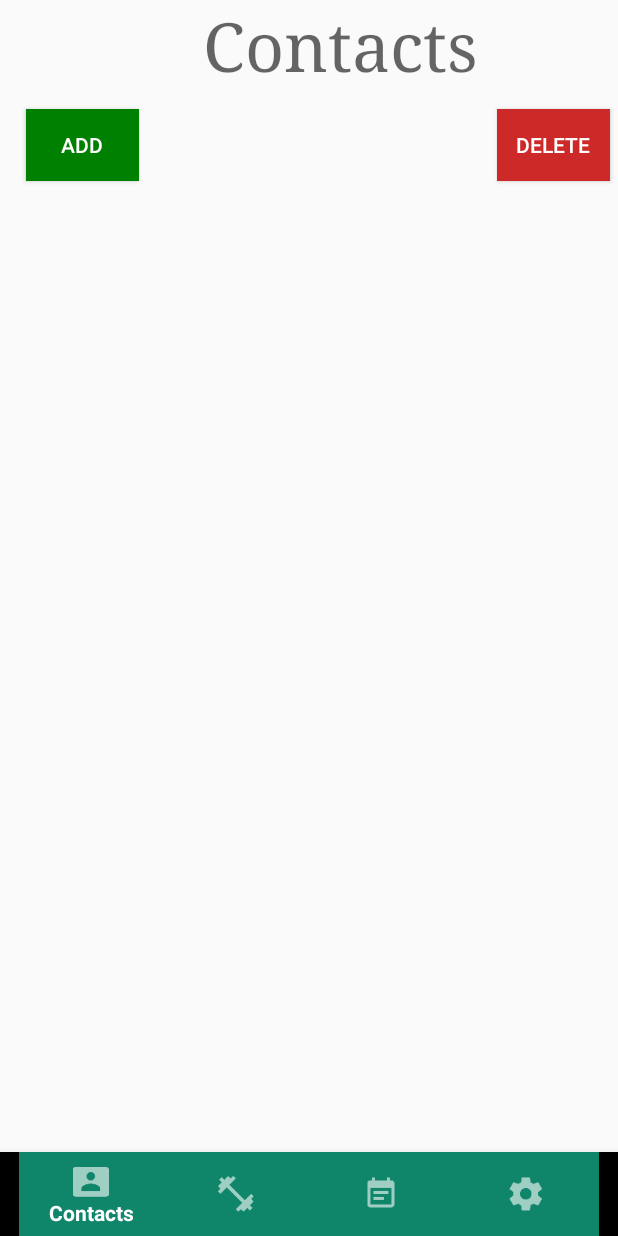
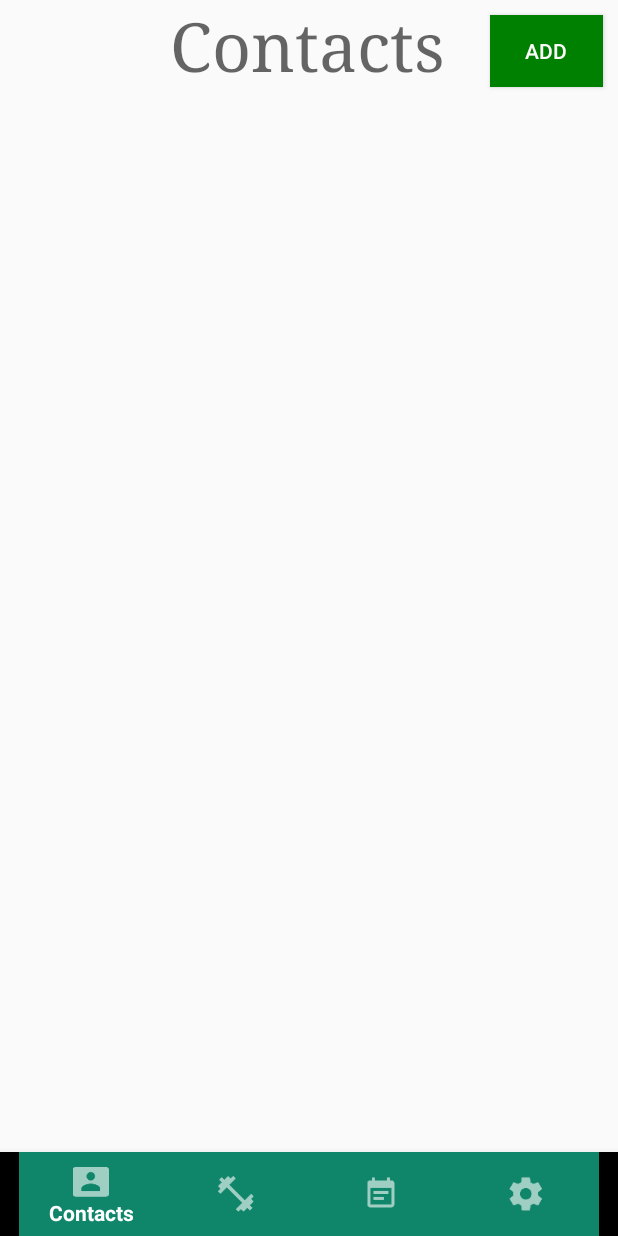
Before and after one commit to clicket7/FiTAbs, an Android app: the screen it shows after launch (ContactsActivity), on a phone screen of 412 x 824 dp. Run offline under Robolectric (Android 15) with nearby library versions, the phone set to English and light mode, and no system bars.

Commit message:
Design updated - version 2!

```diff
--- a/app/src/main/res/layout/activity_contacts.xml
+++ b/app/src/main/res/layout/activity_contacts.xml
@@ -4,6 +4,7 @@
     xmlns:app="http://schemas.android.com/apk/res-auto"
     android:layout_height="match_parent"
     android:weightSum="1">
+
     <TextView
         android:id="@+id/textView"
         android:layout_width="185dp"
@@ -14,7 +15,8 @@
         android:layout_marginLeft="5dp"
         android:layout_marginRight="5dp"
         android:layout_alignParentTop="true"
-        android:layout_toStartOf="@+id/button2" />
+        android:layout_centerHorizontal="true"/>
+
     <ListView
         android:id="@+id/contacts"
         android:layout_width="match_parent"
@@ -23,6 +25,7 @@
         android:layout_below="@+id/button"
         android:layout_alignParentStart="true"
         android:layout_marginTop="13dp" />
+
     <android.support.design.widget.BottomNavigationView
         android:id="@+id/bottom_navigation"
         android:layout_width="match_parent"
@@ -35,6 +38,7 @@
         app:layout_constraintBottom_toBottomOf="parent"
         android:layout_marginBottom="0dp">
     </android.support.design.widget.BottomNavigationView>
+
     <Button
         android:id="@+id/button"
         android:layout_width="75dp"
@@ -45,21 +49,7 @@
         android:layout_marginRight="5dp"
         android:textColor="#FFFFFF"
         android:background="#008000"
-        android:layout_alignBaseline="@+id/button2"
-        android:layout_alignBottom="@+id/button2"
-        android:layout_alignParentStart="true"
-        android:layout_marginStart="17dp" />
-    <Button
-        android:id="@+id/button2"
-        android:layout_width="75dp"
-        android:layout_height="wrap_content"
-        android:onClick="deleteContact"
-        android:text="@string/delete"
-        android:textColor="#FFFFFF"
-        android:background="#CE2929"
-        android:layout_marginLeft="5dp"
-        android:layout_marginRight="5dp"
-        android:layout_below="@+id/textView"
-        android:layout_alignEnd="@+id/bottom_navigation"
-        android:layout_marginTop="13dp" />
+        android:layout_alignParentEnd="true"
+        android:layout_marginEnd="10dp"
+        android:layout_marginTop="10dp"/>
 </RelativeLayout>
--- a/app/src/main/res/values/dimens.xml
+++ b/app/src/main/res/values/dimens.xml
@@ -3,6 +3,6 @@
     <dimen name="activity_horizontal_margin">16dp</dimen>
     <dimen name="activity_vertical_margin">16dp</dimen>
 
-    <dimen name="button_size_height">32dp</dimen>
+    <dimen name="button_size_height">30dp</dimen>
     <dimen name="button_size_width">70dp</dimen>
 </resources>
```
Also changed, not shown: app/src/main/res/layout/activity_add_contact.xml (+12 -12 lines).
